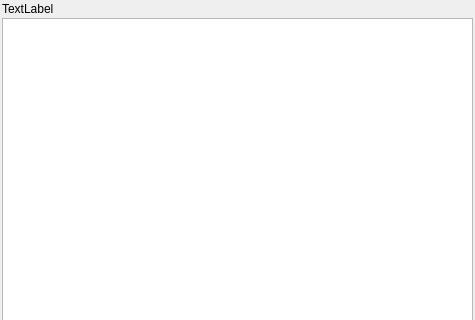
Before: the Qt Designer form Source/Tools/MGEditor/DockWindows/FileSystemViewer.ui in cat-anna/MoonGlare, drawn with Qt 5; both pictures show x 0 to 475 and y 0 to 320 of the 475 by 526 pixel window.
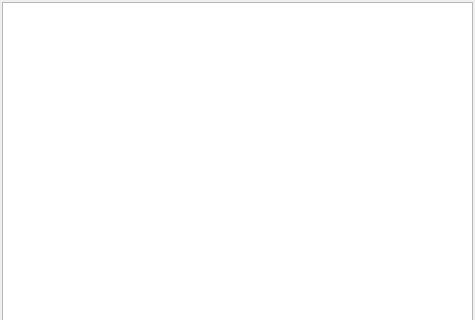
After: the same form once the commit is applied.

Diff of the .ui file:
```diff
--- a/Source/Tools/MGEditor/DockWindows/FileSystemViewer.ui
+++ b/Source/Tools/MGEditor/DockWindows/FileSystemViewer.ui
@@ -54,19 +54,6 @@
        <property name="bottomMargin">
         <number>2</number>
        </property>
-       <item>
-        <widget class="QLabel" name="label">
-         <property name="text">
-          <string>TextLabel</string>
-         </property>
-         <property name="margin">
-          <number>0</number>
-         </property>
-         <property name="indent">
-          <number>0</number>
-         </property>
-        </widget>
-       </item>
        <item>
         <widget class="QTreeView" name="treeView">
          <property name="indentation">
```
